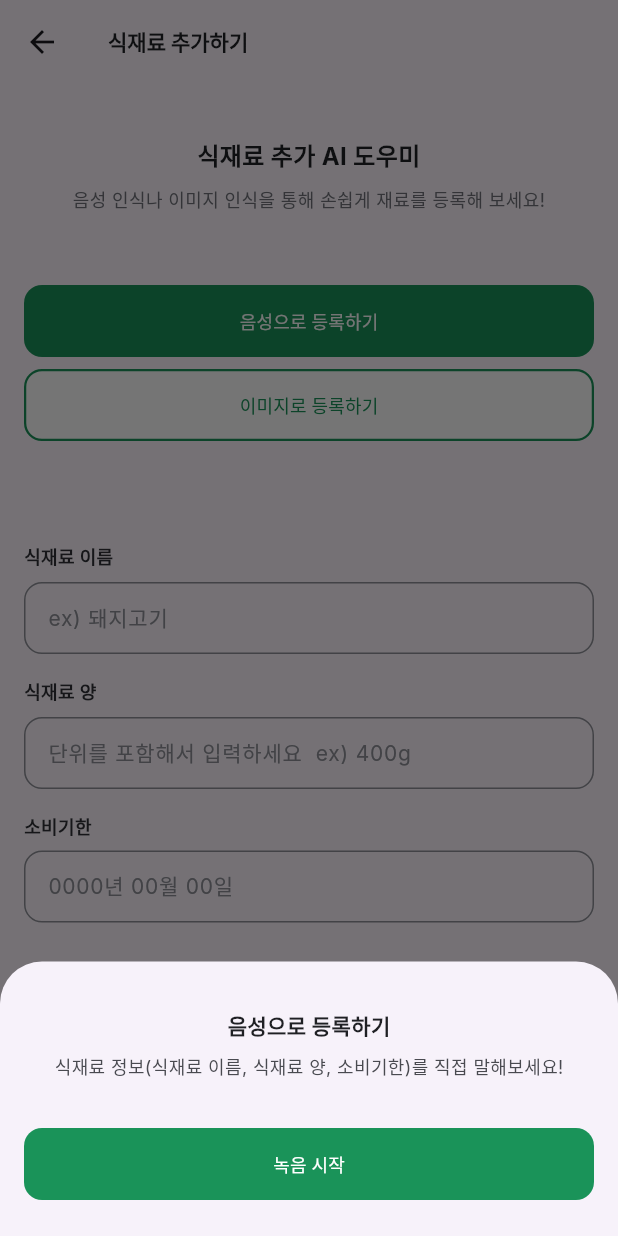
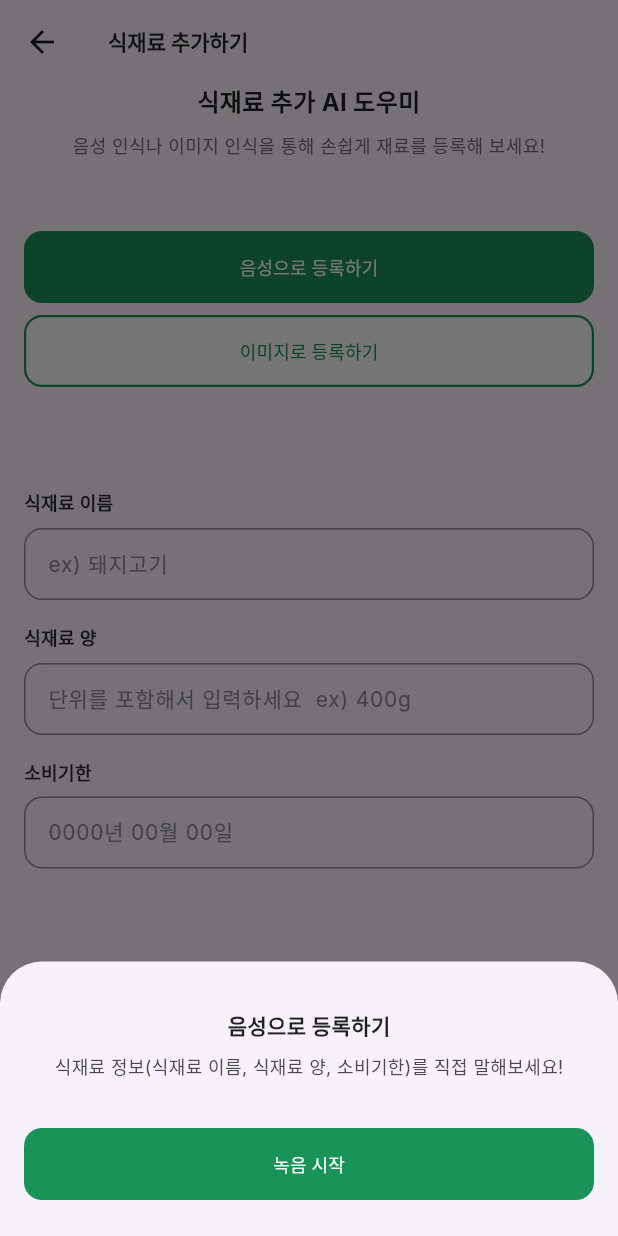
Before and after one commit to wallshield/openaiapi, a Flutter app: the AddIngredientsPage screen opened directly, after a tap on "음성으로 등록하기", on a phone screen of 412 x 824 dp. Run offline on Flutter 3.47's test engine with Material 3 defaults, Android fonts, the phone set to English and light mode, and no system bars; our stand-ins replace dots_indicator, flutter_svg; Roboto replaces fonts that are missing (Inter).

Commit message:
add popup record

```diff
--- a/lib/ui/page/add_ingredients/add_ingredients.dart
+++ b/lib/ui/page/add_ingredients/add_ingredients.dart
@@ -27,7 +27,6 @@ class AddIngredientsPage extends StatelessWidget {
         padding: const EdgeInsets.symmetric(horizontal: 16.0),
         child: Column(
           children: [
-            const SizedBox(height: 36.0),
             Text(
               '식재료 추가 AI 도우미',
               textAlign: TextAlign.center,
--- a/lib/widgets/popup.dart
+++ b/lib/widgets/popup.dart
@@ -1,8 +1,11 @@
 // registration_popup.dart
 import 'package:flutter/material.dart';
 import 'package:cook_assistant/widgets/button/primary_button.dart';
+import 'package:cook_assistant/widgets/button/secondary_button.dart'; // Make sure to import SecondaryButton too
 import 'package:cook_assistant/ui/theme/text_styles.dart';
 import 'package:cook_assistant/ui/theme/color.dart';
+
+enum PopupState { Ready, Recording, Finished }
 
 void showRegistrationPopup(BuildContext context, String mode) {
   String title = mode == 'voice' ? '음성으로 등록하기' : '이미지로 등록하기';
@@ -13,6 +16,43 @@ void showRegistrationPopup(BuildContext context, String mode) {
   showModalBottomSheet(
     context: context,
     builder: (BuildContext context) {
+      PopupState popupState = PopupState.Ready; // Initial state
+
+      return StatefulBuilder(
+        builder: (BuildContext context, StateSetter setState) {
+          // Function to determine which button to show based on the state
+          Widget buildActionButton() {
+            if (mode == 'voice') {
+              switch (popupState) {
+                case PopupState.Recording:
+                  return SecondaryButton(
+                    text: '중지하기',
+                    onPressed: () => setState(() {
+                      popupState = PopupState.Finished;
+                    }),
+                  );
+                case PopupState.Finished:
+                  return PrimaryButton(
+                    text: '완료하기',
+                    onPressed: () => Navigator.of(context).pop(),
+                  );
+                case PopupState.Ready:
+                default:
+                  return PrimaryButton(
+                    text: '녹음 시작',
+                    onPressed: () => setState(() {
+                      popupState = PopupState.Recording;
+                    }),
+                  );
+              }
+            } else {
+              return PrimaryButton(
+                text: '사진 찍기',
+                onPressed: () => Navigator.of(context).pop(),
+              );
+            }
+          }
+
           return Container(
             padding: EdgeInsets.all(16.0),
             child: Column(
@@ -29,16 +69,12 @@ void showRegistrationPopup(BuildContext context, String mode) {
                   style: AppTextStyles.bodyS.copyWith(color: AppColors.neutralDarkMedium),
                 ),
                 SizedBox(height: 32.0),
-            PrimaryButton(
-              text: mode == 'voice' ? '녹음 시작' : '사진 찍기',
-              onPressed: () {
-                // Logic for voice recording or taking a picture
-                Navigator.of(context).pop();
-              },
-            ),
+                buildActionButton(),
               ],
             ),
           );
         },
       );
+    },
+  );
 }
```
Lines whose indentation alone changed are shown as unchanged.
